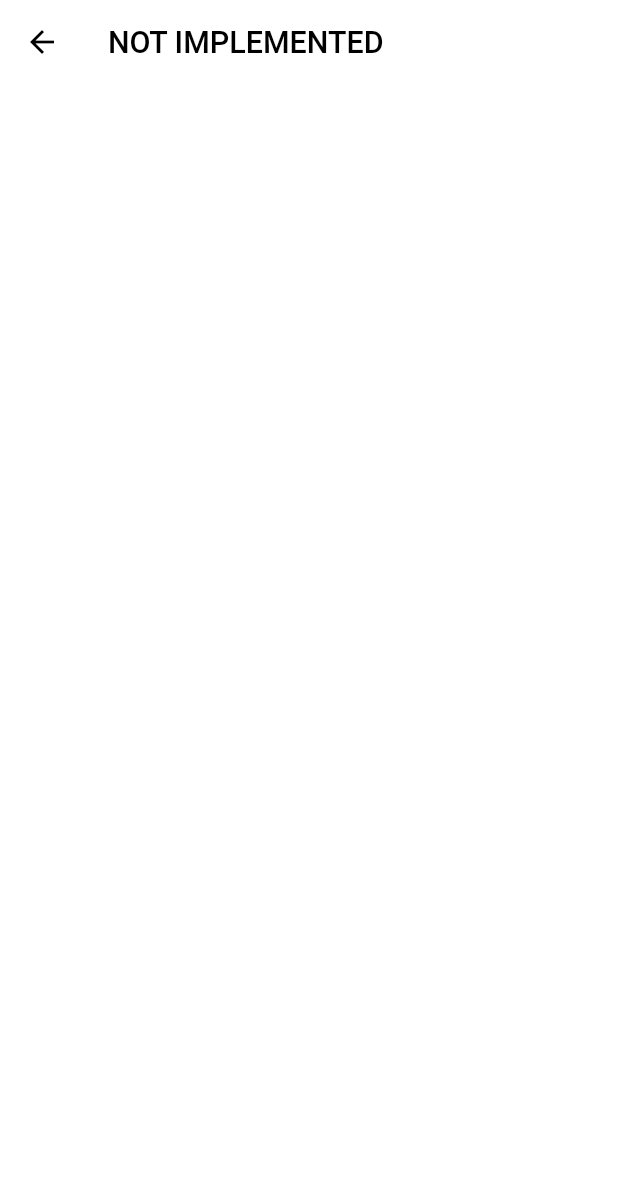
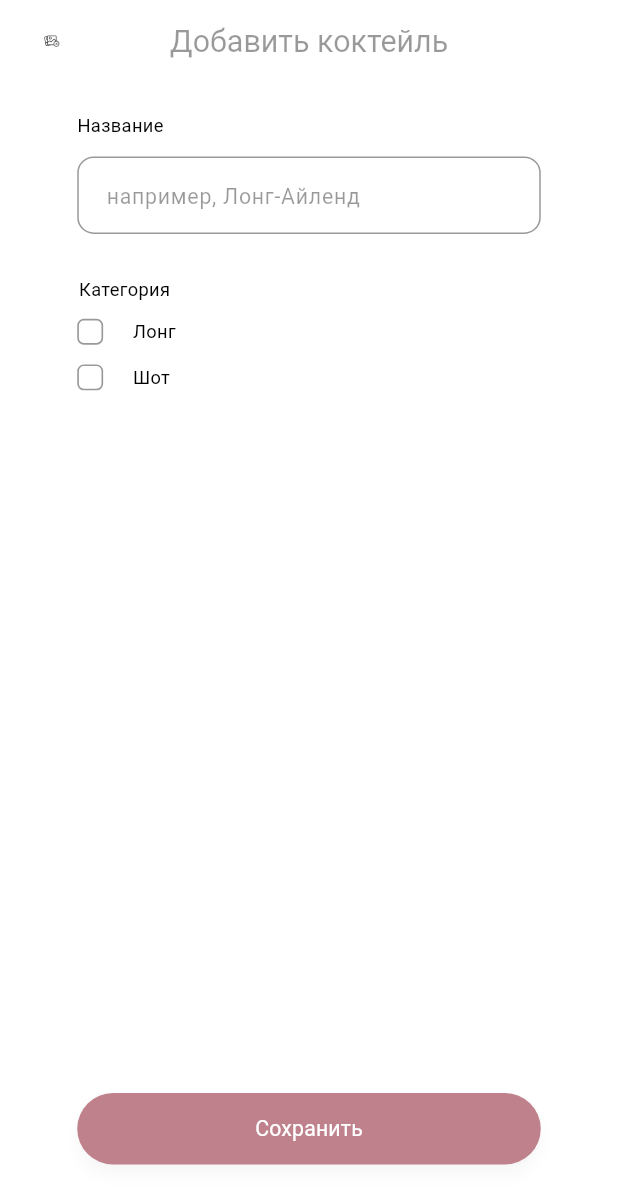
Before and after one commit to nvsich/csevent, a Flutter app: the EventBarCardScreen screen opened by its route, after a tap on "Добавить коктейль", on a phone screen of 412 x 824 dp. Shown: the top 1204 px of the screen. Run offline on Flutter 3.47's test engine with Material 3 defaults, Android fonts, the phone set to English and light mode, and no system bars; our stand-ins replace cached_network_image, flutter_svg, pin_code_fields; Roboto replaces fonts that are missing (Montserrat).

Commit message:
add AddCocktailScreen

```diff
--- a/lib/routes/route_generator.dart
+++ b/lib/routes/route_generator.dart
@@ -2,6 +2,7 @@ import 'package:csevent/screens/create_organization_screen.dart';
 import 'package:csevent/screens/dashboard/profile/edit_profile_screen.dart';
 import 'package:csevent/screens/dashboard/profile/organizations_profile_screen.dart';
 import 'package:csevent/screens/dashboard/screens/dashboard.dart';
+import 'package:csevent/screens/dashboard/screens/events/add_cocktail_screen.dart';
 import 'package:csevent/screens/dashboard/screens/events/add_member_to_event_screen.dart';
 import 'package:csevent/screens/dashboard/screens/events/add_new_event_screen.dart';
 import 'package:csevent/screens/dashboard/screens/events/edit_event_screen.dart';
@@ -9,7 +10,6 @@ import 'package:csevent/screens/dashboard/screens/events/event_bar_card_screen.d
 import 'package:csevent/screens/dashboard/screens/events/event_details_screen.dart';
 import 'package:csevent/screens/dashboard/screens/events/event_members_screen.dart';
 import 'package:csevent/screens/dashboard/screens/events/event_shopping_screen.dart';
-import 'package:csevent/screens/dashboard/screens/products/add_product_screen.dart';
 import 'package:csevent/screens/dashboard/screens/products/filter_products_screen.dart';
 import 'package:csevent/screens/dashboard/screens/products/warehouses_with_product.dart';
 import 'package:csevent/screens/dashboard/screens/warehouses/add_new_warehouse_screen.dart';
@@ -48,9 +48,10 @@ class RouteGenerator {
 
   static const String eventBarCard = '/dashboard/events/details/barcard';
 
+  static const String addCocktail =
+      '/dashboard/events/details/barcard/add-cocktail';
+
   static const String eventShopping = '/dashboard/events/details/shopping';
-
-  static const String addNewProduct = '/dashboard/products/add-new';
 
   static const String filterProducts = '/dashboard/products/filter';
 
@@ -94,9 +95,6 @@ class RouteGenerator {
 
       case addNewEvent:
         return MaterialPageRoute(builder: (_) => const AddNewEventScreen());
-
-      case addNewProduct:
-        return MaterialPageRoute(builder: (_) => const AddProductScreen());
 
       case profile:
         return MaterialPageRoute(builder: (_) => const ProfileScreen());
@@ -149,6 +147,9 @@ class RouteGenerator {
       case eventShopping:
         return MaterialPageRoute(builder: (_) => const EventShoppingScreen());
 
+      case addCocktail:
+        return MaterialPageRoute(builder: (_) => const AddCocktailScreen());
+
       default:
         return _errorRoute();
     }
--- /dev/null
+++ b/lib/screens/dashboard/screens/events/add_cocktail_screen.dart
@@ -0,0 +1,176 @@
+import 'package:csevent/core/app_export.dart';
+import 'package:csevent/widgets/app_bar/appbar_leading_image.dart';
+import 'package:csevent/widgets/app_bar/appbar_subtitle.dart';
+import 'package:csevent/widgets/app_bar/custom_app_bar_image.dart';
+import 'package:csevent/widgets/custom_elevated_button.dart';
+import 'package:csevent/widgets/custom_text_form_field.dart';
+import 'package:flutter/material.dart';
+
+class AddCocktailScreen extends StatefulWidget {
+  const AddCocktailScreen({super.key});
+
+  @override
+  State<AddCocktailScreen> createState() => _AddCocktailScreenState();
+}
+
+class _AddCocktailScreenState extends State<AddCocktailScreen> {
+  final nameController = TextEditingController();
+
+  int category = 1;
+
+  int _selectedCategory = 0;
+
+  void _selectCategory(int category) {
+    setState(() {
+      _selectedCategory = category;
+    });
+  }
+
+  @override
+  Widget build(BuildContext context) {
+    return Scaffold(
+      resizeToAvoidBottomInset: false,
+      appBar: _buildAppBar(context),
+      body: Container(
+        width: double.maxFinite,
+        padding: EdgeInsets.symmetric(
+          horizontal: 47.h,
+          vertical: 19.v,
+        ),
+        child: Column(
+          crossAxisAlignment: CrossAxisAlignment.start,
+          children: [
+            Text(
+              "Название",
+              style: theme.textTheme.bodySmall,
+            ),
+            SizedBox(
+              height: 6.v,
+            ),
+            SizedBox(
+              height: 6.v,
+            ),
+            CustomTextFormField(
+              controller: nameController,
+              hintText: "например, Лонг-Айленд",
+              textInputAction: TextInputAction.done,
+            ),
+            SizedBox(
+              height: 28.v,
+            ),
+            Padding(
+              padding: EdgeInsets.only(
+                left: 1.h,
+              ),
+              child: Text(
+                "Категория",
+                style: theme.textTheme.bodySmall,
+              ),
+            ),
+            SizedBox(
+              height: 9.v,
+            ),
+            _buildCategoryRow(
+              context: context,
+              categoryName: "Лонг",
+              decoration: const BoxDecoration(),
+              categoryId: 1,
+            ),
+            SizedBox(
+              height: 9.v,
+            ),
+            _buildCategoryRow(
+              context: context,
+              categoryName: "Шот",
+              decoration: const BoxDecoration(),
+              categoryId: 2,
+            ),
+          ],
+        ),
+      ),
+      bottomNavigationBar: _buildSaveButton(context),
+    );
+  }
+
+  PreferredSizeWidget _buildAppBar(BuildContext context) {
+    return CustomAppBar(
+      height: 55.v,
+      leadingWidth: 45.h,
+      leading: AppbarLeadingImage(
+        onTap: () {
+          Navigator.of(context).pop();
+        },
+        imagePath: ImageConstant.imgNotFound,
+        margin: EdgeInsets.only(
+          left: 18.h,
+          top: 17.v,
+          bottom: 18.v,
+        ),
+      ),
+      centerTitle: true,
+      title: const AppbarSubtitle(
+        text: "Добавить коктейль",
+      ),
+    );
+  }
+
+  Widget _buildCategoryRow({
+    required BuildContext context,
+    required String categoryName,
+    required Decoration decoration,
+    required int categoryId,
+  }) {
+    return Row(
+      children: [
+        _buildCategorySelectorBox(context, categoryId),
+        Flexible(
+          child: Container(
+            margin: EdgeInsets.only(left: 12.h),
+            padding: EdgeInsets.symmetric(horizontal: 6.h, vertical: 1.v),
+            decoration: decoration,
+            child: Text(
+              categoryName,
+              style: theme.textTheme.bodySmall,
+            ),
+          ),
+        ),
+      ],
+    );
+  }
+
+  Widget _buildCategorySelectorBox(BuildContext context, int category) {
+    return GestureDetector(
+      onTap: () => _selectCategory(category),
+      child: Container(
+        height: 17.adaptSize,
+        width: 17.adaptSize,
+        margin: EdgeInsets.symmetric(
+          vertical: 2.v,
+        ),
+        decoration: BoxDecoration(
+          color:
+              _selectedCategory == category ? Colors.black : Colors.transparent,
+          borderRadius: BorderRadius.circular(4.h),
+          border: Border.all(
+            color: appTheme.black900.withOpacity(0.4),
+            width: 1.h,
+          ),
+        ),
+      ),
+    );
+  }
+
+  Widget _buildSaveButton(BuildContext context) {
+    return CustomElevatedButton(
+      text: "Сохранить",
+      onPressed: () {
+        Navigator.of(context).pop();
+      },
+      margin: EdgeInsets.only(
+        left: 47.h,
+        right: 47.h,
+        bottom: 47.v,
+      ),
+    );
+  }
+}
--- a/lib/screens/dashboard/screens/events/event_bar_card_screen.dart
+++ b/lib/screens/dashboard/screens/events/event_bar_card_screen.dart
@@ -41,7 +41,7 @@ class EventBarCardScreen extends StatelessWidget {
               child: CustomElevatedButton(
                 text: "Добавить коктейль",
                 onPressed: () {
-                  Navigator.of(context).pushNamed("default");
+                  Navigator.of(context).pushNamed(RouteGenerator.addCocktail);
                 },
               ),
             ),
--- a/lib/screens/dashboard/screens/products/products_screen.dart
+++ b/lib/screens/dashboard/screens/products/products_screen.dart
@@ -1,6 +1,5 @@
 import 'package:csevent/core/app_export.dart';
 import 'package:csevent/routes/route_generator.dart';
-import 'package:csevent/widgets/custom_elevated_button.dart';
 import 'package:csevent/widgets/custom_search_view.dart';
 import 'package:flutter/material.dart';
 
--- a/lib/widgets/custom_checkbox_button.dart
+++ b/lib/widgets/custom_checkbox_button.dart
@@ -104,6 +104,10 @@ class CustomCheckboxButton extends StatelessWidget {
   Widget get checkboxWidget => SizedBox(
         height: iconSize ?? 17.h,
         width: iconSize ?? 17.h,
+        child: Container(
+          decoration: BoxDecoration(
+            color: Colors.white,
+          ),
           child: Checkbox(
             visualDensity: const VisualDensity(
               vertical: -4,
@@ -114,5 +118,6 @@ class CustomCheckboxButton extends StatelessWidget {
               onChange(value!);
             },
           ),
+        ),
       );
 }
```
Lines whose indentation alone changed are shown as unchanged.
